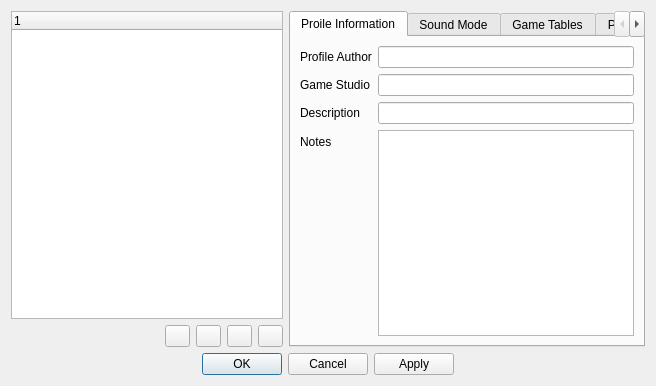
Old version of the form src/agbplay-gui/ProfileSettingsWindow.ui in the repository ipatix/agbplay.
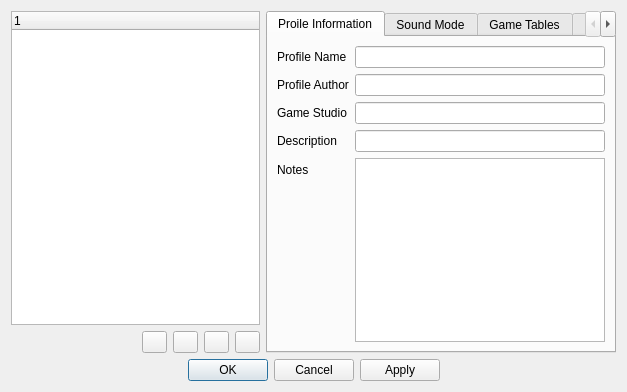
New version of the form. The open tabs and pages were chosen to show the change. Icons and pictures are not drawn.

Commit message: gui: Add more life to ProfileSettingsWindow

```diff
--- a/src/agbplay-gui/ProfileSettingsWindow.ui
+++ b/src/agbplay-gui/ProfileSettingsWindow.ui
@@ -6,8 +6,8 @@
    <rect>
     <x>0</x>
     <y>0</y>
-    <width>656</width>
-    <height>386</height>
+    <width>627</width>
+    <height>392</height>
    </rect>
   </property>
   <property name="windowTitle">
@@ -20,6 +20,9 @@
       <layout class="QVBoxLayout" name="verticalLayout_2">
        <item>
         <widget class="QTreeWidget" name="treeWidget">
+         <property name="columnCount">
+          <number>1</number>
+         </property>
          <column>
           <property name="text">
            <string notr="true">1</string>
@@ -139,45 +142,55 @@
          <string>Proile Information</string>
         </attribute>
         <layout class="QFormLayout" name="formLayout_3">
-         <item row="0" column="0">
+         <item row="1" column="0">
           <widget class="QLabel" name="label_2">
            <property name="text">
             <string>Profile Author</string>
            </property>
           </widget>
          </item>
-         <item row="0" column="1">
-          <widget class="QLineEdit" name="lineEdit_2"/>
+         <item row="1" column="1">
+          <widget class="QLineEdit" name="lineEditProfileAuthor"/>
          </item>
-         <item row="2" column="0">
+         <item row="3" column="0">
           <widget class="QLabel" name="label_3">
            <property name="text">
             <string>Description</string>
            </property>
           </widget>
          </item>
-         <item row="2" column="1">
-          <widget class="QLineEdit" name="lineEdit_3"/>
-         </item>
          <item row="3" column="1">
-          <widget class="QPlainTextEdit" name="plainTextEdit"/>
+          <widget class="QLineEdit" name="lineEditDescription"/>
          </item>
-         <item row="3" column="0">
+         <item row="4" column="1">
+          <widget class="QPlainTextEdit" name="plainTextEditNotes"/>
+         </item>
+         <item row="4" column="0">
           <widget class="QLabel" name="label_4">
            <property name="text">
             <string>Notes</string>
            </property>
           </widget>
          </item>
-         <item row="1" column="0">
+         <item row="2" column="0">
           <widget class="QLabel" name="label_5">
            <property name="text">
             <string>Game Studio</string>
            </property>
           </widget>
          </item>
-         <item row="1" column="1">
-          <widget class="QLineEdit" name="lineEdit_4"/>
+         <item row="2" column="1">
+          <widget class="QLineEdit" name="lineEditGameStudio"/>
+         </item>
+         <item row="0" column="1">
+          <widget class="QLineEdit" name="lineEditProfileName"/>
+         </item>
+         <item row="0" column="0">
+          <widget class="QLabel" name="label_9">
+           <property name="text">
+            <string>Profile Name</string>
+           </property>
+          </widget>
          </item>
         </layout>
        </widget>
```
Left out of the diff: 2 changed lines with no effect on the pictures. The commit also changes 6 other files.
